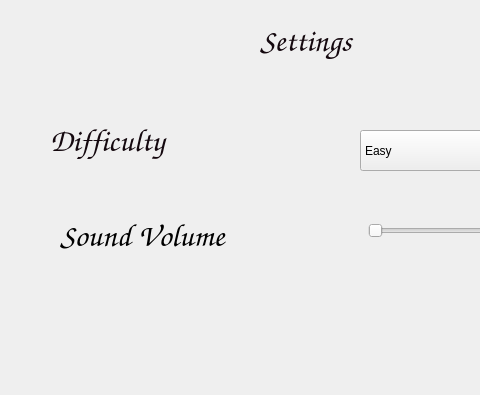
This is settings.ui in TheArithmeticHacker/defense_towers as Qt 5 draws it before an edit; both pictures show x 0 to 480 and y 0 to 395 of the 779 by 740 pixel window. The edited form follows.
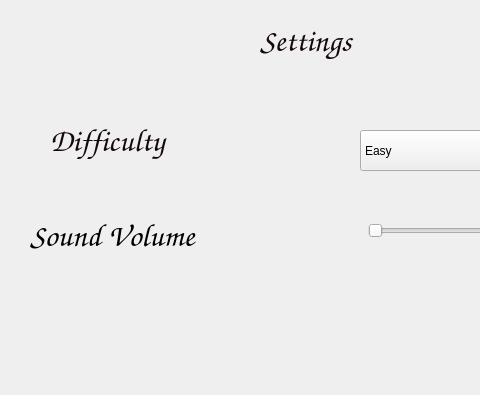
This is the edited form.

The edit to the form file:
```diff
--- a/settings.ui
+++ b/settings.ui
@@ -205,7 +205,7 @@
   <widget class="QLabel" name="sound_label">
    <property name="geometry">
     <rect>
-     <x>60</x>
+     <x>30</x>
      <y>200</y>
      <width>271</width>
      <height>71</height>
```
